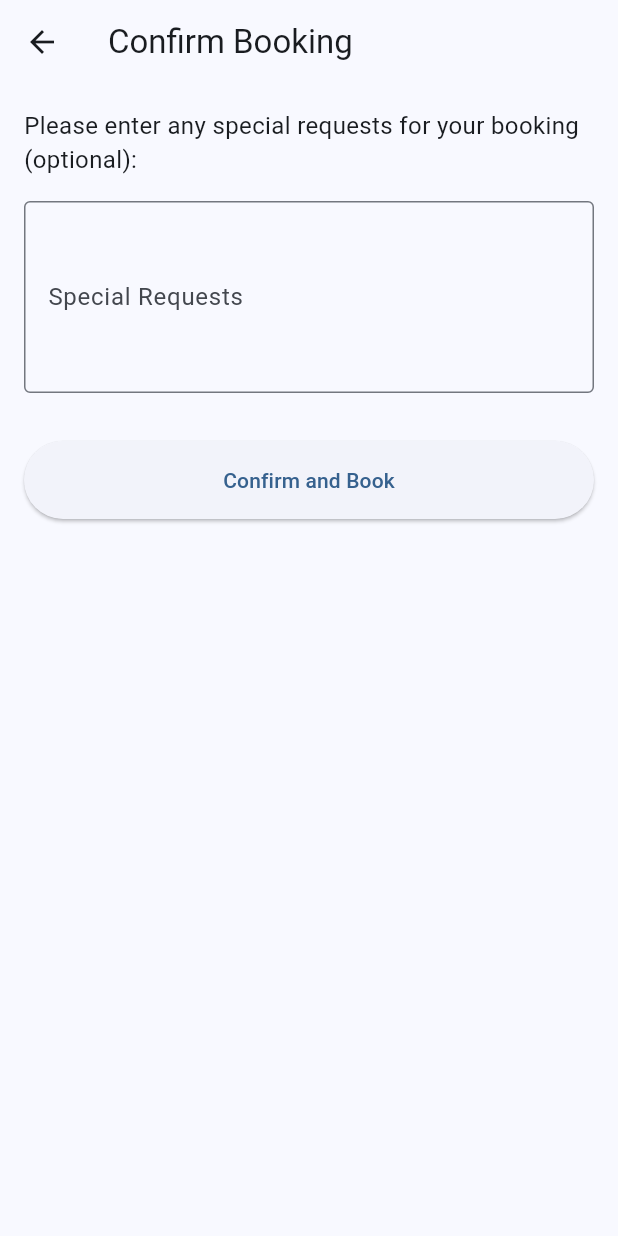
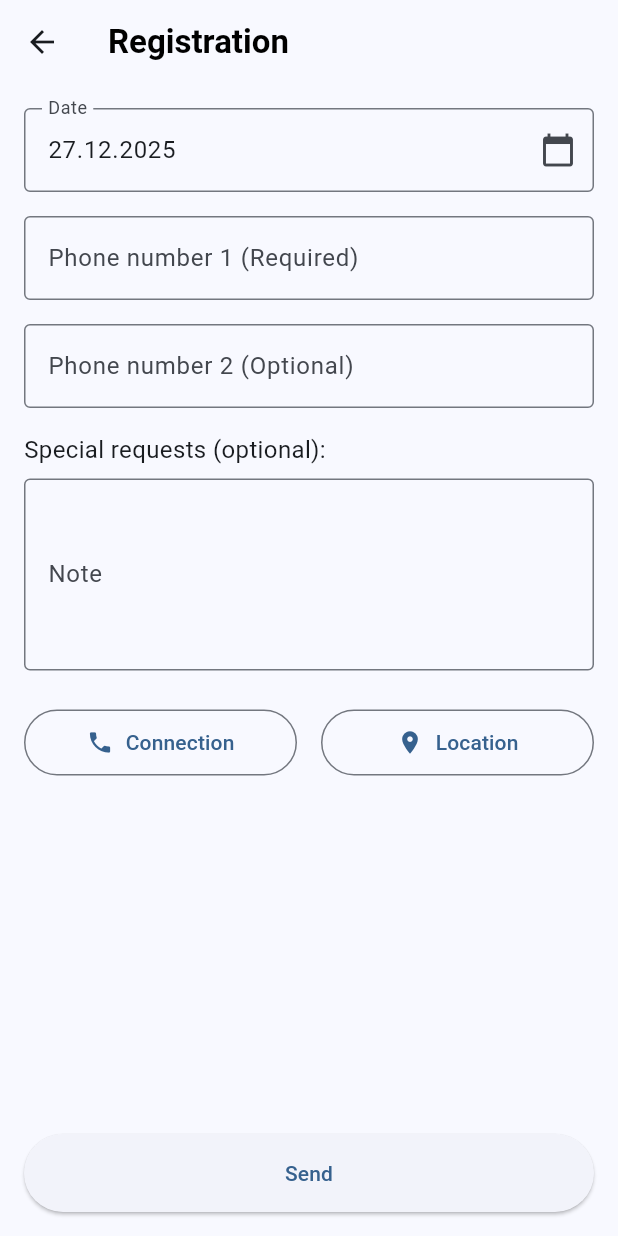
Before and after one commit to Axrarovich/HMapp, a Flutter app: the CreateOrderScreen screen opened directly with empty values, on a phone screen of 412 x 824 dp. Run offline on Flutter 3.47's test engine with Material 3 defaults, Android fonts, the phone set to English and light mode, and no system bars; our stand-ins replace geolocator, google_maps_flutter, image_picker, location, shared_preferences; accounts and stored records are empty.

Commit message:
ui o'zgarishi

```diff
--- a/lib/screens/auth/master_signin_screen.dart
+++ b/lib/screens/auth/master_signin_screen.dart
@@ -40,6 +40,7 @@ class _MasterSignInScreenState extends State<MasterSignInScreen> {
 
         if (mounted) {
            if (result['role'] != 'master') {
+            await _authService.logout();
             throw Exception('You are not a master. Please use the user login.');
           }
 
--- a/lib/screens/auth/signin_screen.dart
+++ b/lib/screens/auth/signin_screen.dart
@@ -38,8 +38,12 @@ class _SignInScreenState extends State<SignInScreen> {
           _passwordController.text,
         );
 
-        // Navigate based on role
         if (mounted) {
+          if (result['role'] != 'user') {
+             await _authService.logout();
+             throw Exception('You are not a user. Please use the services login.');
+          }
+
           // For now, navigate to EmptyScreen for all roles on successful login
            Navigator.pushReplacement(
             context,
--- a/lib/screens/services_screen/dashboarding_screen.dart
+++ b/lib/screens/services_screen/dashboarding_screen.dart
@@ -34,9 +34,9 @@ class Order {
       userId: json['user_id'],
       masterId: json['master_id'],
       description: json['description'],
-      status: json['status'],
-      createdAt: json['created_at'],
-      updatedAt: json['updated_at'],
+      status: json['status'] ?? 'pending',
+      createdAt: json['created_at'] ?? '',
+      updatedAt: json['updated_at'] ?? '',
        // These might not be in the order object directly, handle nulls
       userFirstName: json['user_first_name'],
       userLastName: json['user_last_name'],
--- a/lib/screens/users_screen/create_order_screen.dart
+++ b/lib/screens/users_screen/create_order_screen.dart
@@ -1,14 +1,15 @@
 import 'package:comply/services/order_service.dart';
 import 'package:flutter/material.dart';
+import 'package:intl/intl.dart';
 
 class CreateOrderScreen extends StatefulWidget {
   final int masterId;
-  final int roomId; // Added roomId parameter
+  final int roomId;
 
   const CreateOrderScreen({
     Key? key,
     required this.masterId,
-    required this.roomId, // Make it required
+    required this.roomId,
   }) : super(key: key);
 
   @override
@@ -18,12 +19,18 @@ class CreateOrderScreen extends StatefulWidget {
 class _CreateOrderScreenState extends State<CreateOrderScreen> {
   final _formKey = GlobalKey<FormState>();
   final _descriptionController = TextEditingController();
+  final _phone1Controller = TextEditingController();
+  final _phone2Controller = TextEditingController();
   final _orderService = OrderService();
   bool _isSending = false;
+
+  final DateTime _bookingDate = DateTime.now();
 
   @override
   void dispose() {
     _descriptionController.dispose();
+    _phone1Controller.dispose();
+    _phone2Controller.dispose();
     super.dispose();
   }
 
@@ -34,18 +41,19 @@ class _CreateOrderScreenState extends State<CreateOrderScreen> {
       });
 
       try {
-        // Calling the updated service method with named parameters
         await _orderService.createOrder(
           masterId: widget.masterId,
           roomId: widget.roomId,
           description: _descriptionController.text,
+          bookingDate: DateFormat('yyyy-MM-dd').format(_bookingDate),
+          phone1: _phone1Controller.text,
+          phone2: _phone2Controller.text.isEmpty ? null : _phone2Controller.text,
         );
 
         if (mounted) {
           ScaffoldMessenger.of(context).showSnackBar(
             const SnackBar(content: Text('Order created successfully! You can track it in the History tab.')),
           );
-          // Pop two times to go back to the map screen
           int count = 0;
           Navigator.of(context).popUntil((_) => count++ >= 2);
         }
@@ -69,32 +77,117 @@ class _CreateOrderScreenState extends State<CreateOrderScreen> {
   Widget build(BuildContext context) {
     return Scaffold(
       appBar: AppBar(
-        title: const Text('Confirm Booking'), // Changed title
+        title: const Text('Registration',
+            style: TextStyle(color: Colors.black, fontWeight: FontWeight.bold)),
       ),
-      body: Padding(
+      body: Column(
+        children: [
+          Expanded(
+            child: SingleChildScrollView(
               padding: const EdgeInsets.all(16.0),
               child: Form(
                 key: _formKey,
                 child: Column(
                   crossAxisAlignment: CrossAxisAlignment.start,
                   children: [
+                     // Date Field
+                     TextFormField(
+                       initialValue: DateFormat('dd.MM.yyyy').format(_bookingDate),
+                       readOnly: true,
+                       decoration: const InputDecoration(
+                         labelText: 'Date',
+                         border: OutlineInputBorder(),
+                         suffixIcon: Icon(Icons.calendar_today),
+                       ),
+                     ),
+                     const SizedBox(height: 16),
+
+                     // Phone 1
+                     TextFormField(
+                       controller: _phone1Controller,
+                       keyboardType: TextInputType.phone,
+                       decoration: const InputDecoration(
+                         labelText: 'Phone number 1 (Required)',
+                         border: OutlineInputBorder(),
+                         prefixText: '+998 ',
+                       ),
+                       validator: (value) {
+                         if (value == null || value.isEmpty) {
+                           return 'Please enter a phone number';
+                         }
+                         return null;
+                       },
+                     ),
+                     const SizedBox(height: 16),
+
+                     // Phone 2
+                     TextFormField(
+                       controller: _phone2Controller,
+                       keyboardType: TextInputType.phone,
+                       decoration: const InputDecoration(
+                         labelText: 'Phone number 2 (Optional)',
+                         border: OutlineInputBorder(),
+                         prefixText: '+998 ',
+                       ),
+                     ),
+                     const SizedBox(height: 16),
+
+                     // Description
                     const Text(
-                'Please enter any special requests for your booking (optional):',
+                      "Special requests (optional):",
                       style: TextStyle(fontSize: 16),
                     ),
-              const SizedBox(height: 16),
+                    const SizedBox(height: 8),
                     TextFormField(
                       controller: _descriptionController,
                       decoration: const InputDecoration(
-                  labelText: 'Special Requests',
-                  hintText: 'e.g., late check-in, extra towels',
+                        labelText: 'Note',
                         border: OutlineInputBorder(),
                       ),
                       maxLines: 4,
-                // Validator is removed, as the description is now optional
                     ),
-              const SizedBox(height: 32),
-              SizedBox(
+                    const SizedBox(height: 24),
+
+                    // Two buttons: Bog'lanish, Lokatsiya
+                    Row(
+                      children: [
+                        Expanded(
+                          child: OutlinedButton.icon(
+                            onPressed: () {
+                              // TODO: Implement contact functionality
+                            },
+                            icon: const Icon(Icons.phone),
+                            label: const Text("Connection"),
+                            style: OutlinedButton.styleFrom(
+                              padding: const EdgeInsets.symmetric(vertical: 12),
+                            ),
+                          ),
+                        ),
+                        const SizedBox(width: 16),
+                        Expanded(
+                          child: OutlinedButton.icon(
+                            onPressed: () {
+                               // TODO: Implement location functionality
+                            },
+                            icon: const Icon(Icons.location_on),
+                            label: const Text("Location"),
+                            style: OutlinedButton.styleFrom(
+                              padding: const EdgeInsets.symmetric(vertical: 12),
+                            ),
+                          ),
+                        ),
+                      ],
+                    ),
+                  ],
+                ),
+              ),
+            ),
+          ),
+
+          // Bottom Button
+          Padding(
+            padding: const EdgeInsets.all(16.0),
+            child: SizedBox(
               width: double.infinity,
               child: _isSending
                   ? const Center(child: CircularProgressIndicator())
@@ -103,13 +196,12 @@ class _CreateOrderScreenState extends State<CreateOrderScreen> {
                       style: ElevatedButton.styleFrom(
                         padding: const EdgeInsets.symmetric(vertical: 16),
                       ),
-                        child: const Text('Confirm and Book'),
+                      child: const Text('Send'),
+                    ),
             ),
           ),
         ],
       ),
-        ),
-      ),
     );
   }
 }
--- a/lib/screens/users_screen/map_screen.dart
+++ b/lib/screens/users_screen/map_screen.dart
@@ -583,7 +583,7 @@ class _MapScreenState extends State<MapScreen> {
                                         disabledBackgroundColor: Colors.grey[200],
                                         disabledForegroundColor: Colors.grey[400],
                                       ),
-                                      child: const Text('Book Now', style: TextStyle(fontWeight: FontWeight.bold, fontSize: 16)),
+                                      child: const Text('Enter', style: TextStyle(fontWeight: FontWeight.bold, fontSize: 16)),
                                   )
                                 ],
                               )
--- a/lib/screens/users_screen/master_details_screen.dart
+++ b/lib/screens/users_screen/master_details_screen.dart
@@ -1,23 +1,7 @@
+import 'package:comply/screens/users_screen/create_order_screen.dart';
 import 'package:comply/services/master_service.dart';
 import 'package:comply/services/review_service.dart';
 import 'package:flutter/material.dart';
-
-// Placeholder for CreateOrderScreen
-class CreateOrderScreen extends StatelessWidget {
-  final int masterId;
-  const CreateOrderScreen({Key? key, required this.masterId}) : super(key: key);
-
-  @override
-  Widget build(BuildContext context) {
-    return Scaffold(
-      appBar: AppBar(title: const Text('Create Order')),
-      body: Center(
-        child: Text('Order creation form for master #$masterId'),
-      ),
-    );
-  }
-}
-
 
 class MasterDetailsScreen extends StatefulWidget {
   final int masterId;
@@ -186,7 +170,10 @@ class _MasterDetailsScreenState extends State<MasterDetailsScreen> {
                     onPressed: isAvailable ? () {
                       Navigator.push(
                         context,
-                        MaterialPageRoute(builder: (context) => CreateOrderScreen(masterId: widget.masterId)),
+                        MaterialPageRoute(builder: (context) => CreateOrderScreen(
+                            masterId: widget.masterId,
+                            roomId: 1, // TODO: Replace with actual room ID if available or needed logic
+                        )),
                       );
                     } : null, // Disable button if not available
                     style: ElevatedButton.styleFrom(
--- a/lib/services/order_service.dart
+++ b/lib/services/order_service.dart
@@ -7,7 +7,14 @@ class OrderService {
   final String _ordersUrl = '$baseUrl/orders';
   final AuthService _authService = AuthService();
 
-  Future<void> createOrder({required int masterId, required int roomId, String? description}) async {
+  Future<void> createOrder({
+    required int masterId,
+    required int roomId,
+    String? description,
+    required String bookingDate,
+    required String phone1,
+    String? phone2,
+  }) async {
     final token = await _authService.getToken();
     final response = await http.post(
       Uri.parse(_ordersUrl),
@@ -19,6 +26,9 @@ class OrderService {
         'master_id': masterId,
         'room_id': roomId,
         'description': description,
+        'booking_date': bookingDate,
+        'phone_1': phone1,
+        'phone_2': phone2,
       }),
     );
 
```
Also changed, not shown: lib/screens/users_screen/history_screen.dart (+18 -5 lines), 1 other file. Lines whose indentation alone changed are shown as unchanged.
